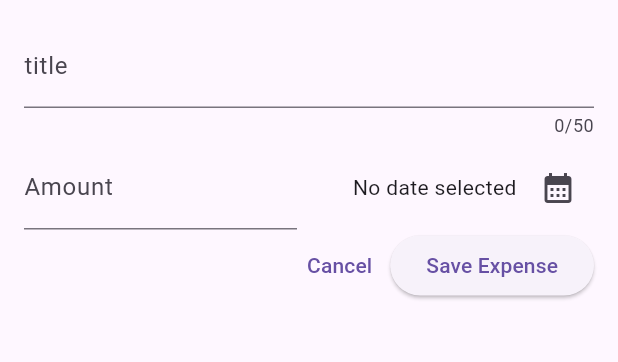
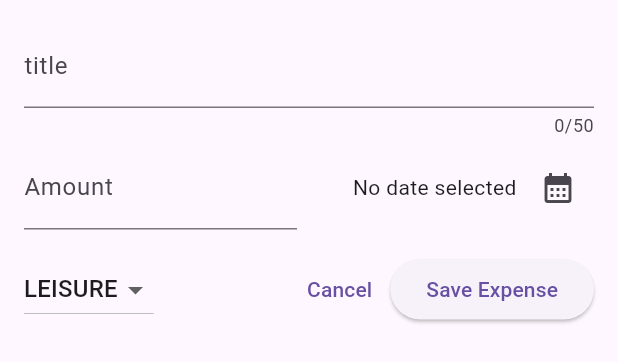
Before and after one commit to Junaidchohan/Maximilian_Schwarzmuller_Project, a Flutter app: the NewExpense widget shown alone on an empty page, opened directly, on a phone screen of 412 x 824 dp. Shown: the top 362 px of the screen. Run offline on Flutter 3.47's test engine with Material 3 defaults, Android fonts, the phone set to English and light mode, and no system bars.

Commit message:
Add DropdownButton

```diff
--- a/lib/widgets/new_expense.dart
+++ b/lib/widgets/new_expense.dart
@@ -13,24 +13,25 @@ class _NewExpenseState extends State<NewExpense> {
   final _amountController = TextEditingController();
 
   DateTime? _selectedDate;
+  Category _selectedCategory = Category.leisure;
 
   void _presentDatePicker() async {
     final now = DateTime.now();
     final firstDate = DateTime(now.year - 1, now.month, now.day);
-    final _datePicked = await showDatePicker(
+    final datePicked = await showDatePicker(
       context: context,
       initialDate: now,
       firstDate: firstDate,
       lastDate: now,
     );
     setState(() {
-          _selectedDate = _datePicked;
+      _selectedDate = datePicked;
     });
   }
 
+
   @override
   void dispose() {
-    // TODO: implement dispose
     _titleController.dispose();
     _amountController.dispose();
     super.dispose();
@@ -84,9 +85,29 @@ class _NewExpenseState extends State<NewExpense> {
               )
             ],
           ),
+          const SizedBox(height: 16,),
           Row(
-            mainAxisAlignment: MainAxisAlignment.end,
             children: [
+              DropdownButton(
+                value: _selectedCategory,
+                items: Category.values
+                    .map(
+                      (category) => DropdownMenuItem(
+                        value: category,
+                        child: Text(category.name.toUpperCase(),),
+                      ),
+                    )
+                    .toList(),
+                onChanged: (value) {
+                  if(value == null){
+                    return;
+                  }
+                  setState(() {
+                    _selectedCategory = value;
+                  });
+                },
+              ),
+              const Spacer(),
               TextButton(
                 onPressed: () {
                   // print(_amountController.value);
```
